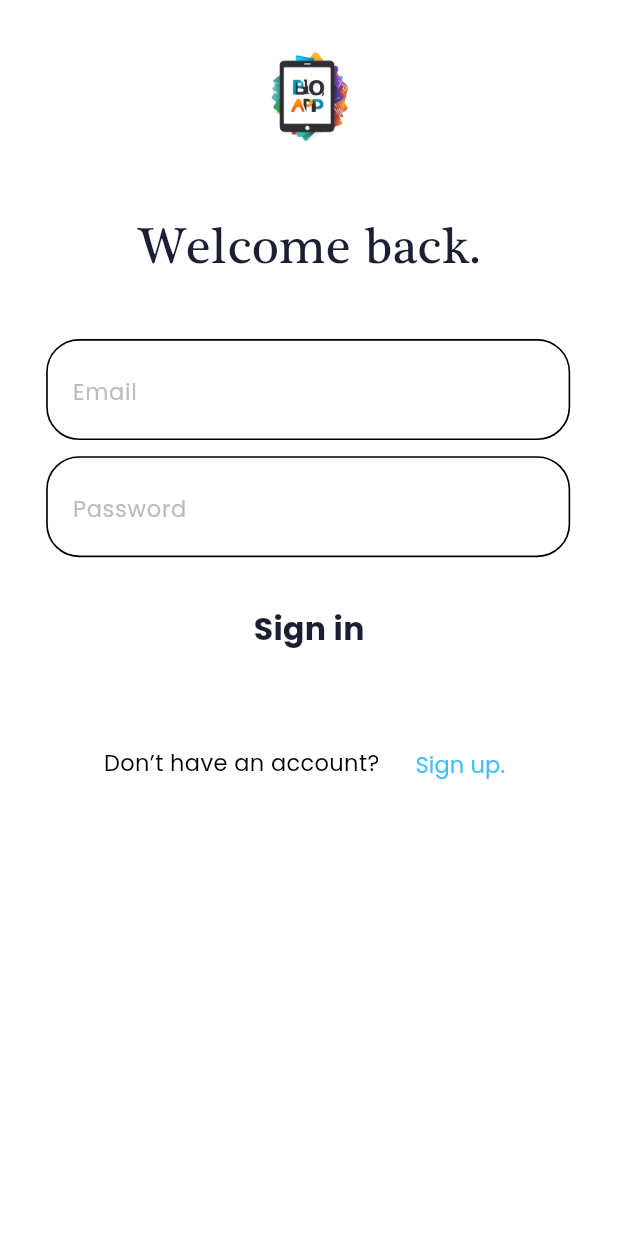
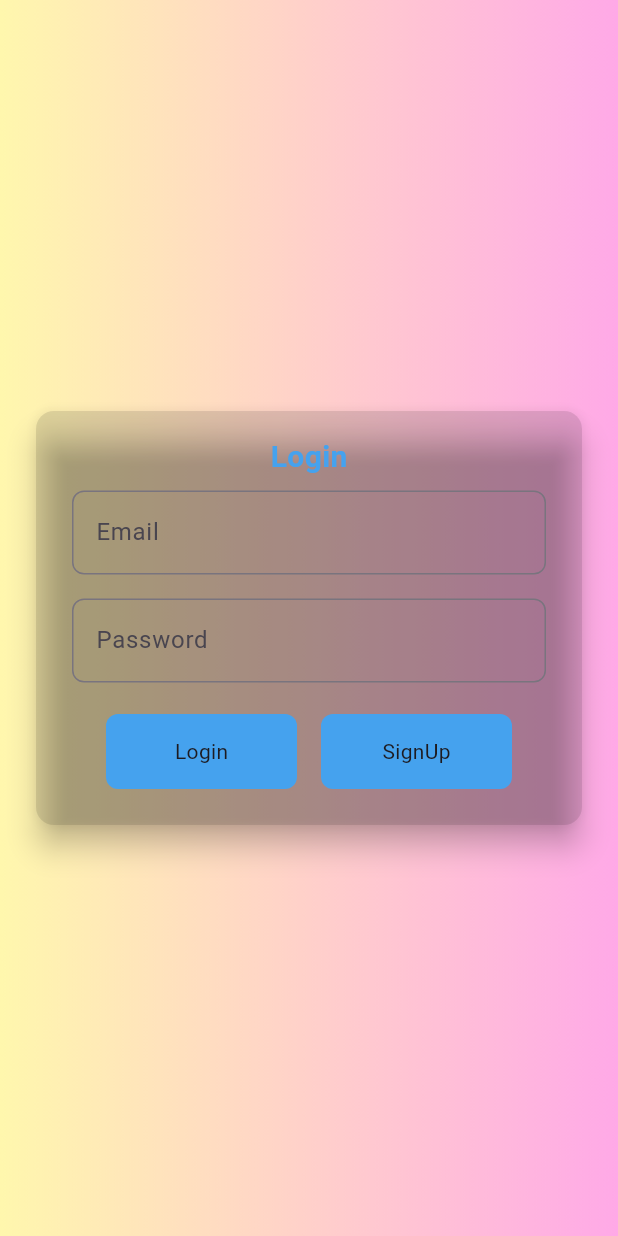
Before and after one commit to puranjan6293/bloggApp, a Flutter app: the screen it shows after launch, on a phone screen of 412 x 824 dp. Run offline on Flutter 3.47's test engine with Material 3 defaults, Android fonts, the phone set to English and light mode, and no system bars; our stand-ins replace cached_network_image, carousel_slider, cloud_firestore, firebase_auth, firebase_core, flutter_svg and 4 more; accounts and stored records are empty; statements that could not run were skipped.

Commit message:
Add Google Fonts dependency and update UI components

```diff
--- /dev/null
+++ b/lib/constants/app_text_fonts.dart
@@ -0,0 +1,35 @@
+import "package:flutter/material.dart";
+import "package:google_fonts/google_fonts.dart";
+
+class AppTextThemes {
+  static final TextStyle title = GoogleFonts.roboto(
+    fontSize: 20,
+    fontWeight: FontWeight.w500,
+    color: Colors.black,
+  );
+  static final TextStyle subtitle = GoogleFonts.roboto(
+    fontSize: 16,
+    fontWeight: FontWeight.w400,
+    color: Colors.black,
+  );
+  static final TextStyle body = GoogleFonts.roboto(
+    fontSize: 14,
+    fontWeight: FontWeight.w400,
+    color: Colors.black,
+  );
+  static final TextStyle caption = GoogleFonts.roboto(
+    fontSize: 12,
+    fontWeight: FontWeight.w400,
+    color: Colors.black,
+  );
+  static final TextStyle button = GoogleFonts.roboto(
+    fontSize: 20,
+    fontWeight: FontWeight.w500,
+    color: Colors.black,
+  );
+  static final TextStyle overline = GoogleFonts.roboto(
+    fontSize: 10,
+    fontWeight: FontWeight.w400,
+    color: Colors.black,
+  );
+}
--- a/lib/main.dart
+++ b/lib/main.dart
@@ -37,7 +37,7 @@ class MyApp extends StatelessWidget {
           if (snapshot.hasData) {
             return const HomeScreen();
           } else {
-            return const SignInScreen();
+            return const LoginPage();
           }
         },
       ),
--- a/lib/presentation/add_blog/add_blog_screen.dart
+++ b/lib/presentation/add_blog/add_blog_screen.dart
@@ -70,7 +70,7 @@ class _AddBlogScreenState extends State<AddBlogScreen> {
                 width: 80,
                 height: 43,
                 decoration: BoxDecoration(
-                  borderRadius: BorderRadius.circular(15),
+                  borderRadius: BorderRadius.circular(10),
                   color: Colors.blue.shade300,
                 ),
                 child: Center(
--- a/lib/presentation/home_screen/home_screen.dart
+++ b/lib/presentation/home_screen/home_screen.dart
@@ -180,7 +180,7 @@ class _HomeScreenState extends State<HomeScreen> {
                     Padding(
                       padding: getPadding(left: 20, top: 19),
                       child: ListView.separated(
-                        physics: const AlwaysScrollableScrollPhysics(),
+                        physics: const NeverScrollableScrollPhysics(),
                         shrinkWrap: true,
                         separatorBuilder: (context, index) {
                           return Padding(
--- a/lib/presentation/home_screen/widgets/app_sceleton.dart
+++ b/lib/presentation/home_screen/widgets/app_sceleton.dart
@@ -8,7 +8,7 @@ class MySkeletonLoadingWidget extends StatelessWidget {
   Widget build(BuildContext context) {
     return Shimmer.fromColors(
       baseColor: Colors.grey[300]!,
-      highlightColor: Colors.grey[100]!,
+      highlightColor: Colors.cyan[100]!,
       child: ListView.builder(
         itemCount: 5, // You can adjust the item count as needed
         itemBuilder: (context, index) {
--- a/lib/presentation/sign_in_screen/sign_in_screen.dart
+++ b/lib/presentation/sign_in_screen/sign_in_screen.dart
@@ -1,15 +1,25 @@
+// ignore_for_file: use_build_context_synchronously
+
 import 'package:firebase_auth/firebase_auth.dart';
 import 'package:flutter/material.dart';
-import 'package:pagefly/core/app_export.dart';
+import 'package:pagefly/presentation/home_screen/home_screen.dart';
+import 'package:pagefly/presentation/sign_in_screen/widgets/textfield_widget.dart';
+import 'package:pagefly/presentation/sign_up_screen/sign_up_screen.dart';
 
-class SignInScreen extends StatefulWidget {
-  const SignInScreen({super.key});
+import '../../core/app_export.dart';
+import 'widgets/button_widget.dart';
+
+class LoginPage extends StatefulWidget {
+  const LoginPage({super.key});
 
   @override
-  State<SignInScreen> createState() => _SignInScreenState();
+  State<LoginPage> createState() => _LoginPageState();
 }
 
-class _SignInScreenState extends State<SignInScreen> {
+class _LoginPageState extends State<LoginPage> {
+  final TextEditingController _emailcontroller = TextEditingController();
+  final TextEditingController _passwordcontroller = TextEditingController();
+  //! firebase authentication method
   final TextEditingController _emailController = TextEditingController();
   final TextEditingController _passwordController = TextEditingController();
 
@@ -23,7 +33,7 @@ class _SignInScreenState extends State<SignInScreen> {
         email: _emailController.text.trim(),
         password: _passwordController.text.trim(),
       );
-      // ignore: use_build_context_synchronously
+
       Navigator.pushNamed(context, AppRoutes.homeScreen);
     } on FirebaseAuthException catch (e) {
       if (e.code == 'user-not-found') {
@@ -45,171 +55,86 @@ class _SignInScreenState extends State<SignInScreen> {
   Widget build(BuildContext context) {
     return SafeArea(
       child: Scaffold(
-        backgroundColor: ColorConstant.whiteA700,
-        body: SingleChildScrollView(
-          child: Container(
-            width: double.maxFinite,
-            padding: getPadding(
-              left: 27,
-              top: 26,
-              right: 27,
-              bottom: 26,
-            ),
+        // backgroundColor: const Color(0xffb3c7dc),
+        body: Stack(
+          children: [
+            Image.asset("assets/backgroundd.png",
+                fit: BoxFit.cover,
+                width: double.infinity,
+                height: double.infinity),
+            Center(
+              child: Padding(
+                padding: const EdgeInsets.all(20.0),
+                child: Card(
+                  color: Colors.transparent.withOpacity(0.1),
+                  elevation: 8,
+                  child: Padding(
+                    padding: const EdgeInsets.all(16.0),
                     child: Column(
-              mainAxisAlignment: MainAxisAlignment.center,
-              // crossAxisAlignment: CrossAxisAlignment.center,
+                      mainAxisSize: MainAxisSize.min,
                       children: [
-                CustomImageView(
-                  imagePath: ImageConstant.imgMobNoBg,
-                  height: getSize(
-                    69,
-                  ),
-                  width: getSize(
-                    69,
+                        const Text(
+                          "Login",
+                          style: TextStyle(
+                            fontSize: 20,
+                            fontWeight: FontWeight.bold,
+                            color: Color.fromARGB(255, 69, 162, 238),
                           ),
                         ),
                         Padding(
-                  padding: getPadding(
-                    top: 36,
-                  ),
-                  child: Text(
-                    "Welcome back.",
-                    overflow: TextOverflow.ellipsis,
-                    textAlign: TextAlign.left,
-                    style: AppStyle.txtPlantagenetCherokee32,
+                          padding: const EdgeInsets.all(8.0),
+                          child: TextFieldWidget(
+                            controller: _emailcontroller,
+                            name: "Email",
+                            label: "Email",
                           ),
                         ),
-                Container(
-                  margin: getMargin(
-                    left: 1,
-                    top: 34,
-                    right: 2,
-                  ),
-                  padding: getPadding(
-                    left: 15,
-                    top: 8,
-                    right: 15,
-                    bottom: 8,
-                  ),
-                  decoration: AppDecoration.outlineBlack900.copyWith(
-                    borderRadius: BorderRadiusStyle.circleBorder20,
-                  ),
-                  child: TextField(
-                    controller: _emailController,
-                    decoration: InputDecoration(
-                      hintText: "Email",
-                      hintStyle: AppStyle.txtPoppinsRegular14Gray40001,
-                      border: InputBorder.none,
-                    ),
-                    style: AppStyle.txtPoppinsSemiBold16,
+                        // const SizedBox(height: 20),
+                        Padding(
+                          padding: const EdgeInsets.all(8.0),
+                          child: TextFieldWidget(
+                            controller: _passwordcontroller,
+                            name: "Password",
+                            label: "Password",
                           ),
                         ),
-                Container(
-                  margin: getMargin(
-                    left: 1,
-                    top: 10,
-                    right: 2,
-                  ),
-                  padding: getPadding(
-                    left: 15,
-                    top: 8,
-                    right: 15,
-                    bottom: 8,
-                  ),
-                  decoration: AppDecoration.outlineBlack900.copyWith(
-                    borderRadius: BorderRadiusStyle.circleBorder20,
-                  ),
-                  child: TextField(
-                    controller: _passwordController,
-                    style: AppStyle.txtPoppinsSemiBold16,
-                    cursorColor: ColorConstant.black900,
-                    decoration: InputDecoration(
-                      hintText: "Password",
-                      hintStyle: AppStyle.txtPoppinsRegular14Gray40001,
-                      border: InputBorder.none,
-                    ),
-                  ),
-                ),
-                //signin button
+                        const SizedBox(height: 5),
+                        Wrap(
+                          children: [
                             Padding(
-                  padding: getPadding(
-                    top: 20,
-                  ),
-                  child: GestureDetector(
-                    onTap: () {
+                              padding: const EdgeInsets.all(8.0),
+                              child: ButtonWidget(
+                                text: "Login",
+                                onPressed: () {
                                   signIn();
                                 },
-                    child: Container(
-                      width: getSize(
-                        315,
-                      ),
-                      height: getSize(
-                        50,
-                      ),
-                      decoration: AppDecoration.fillWhiteA700.copyWith(
-                        borderRadius: BorderRadiusStyle.circleBorder20,
-                      ),
-                      child: Center(
-                        child: Text(
-                          "Sign in",
-                          overflow: TextOverflow.ellipsis,
-                          textAlign: TextAlign.left,
-                          style: AppStyle.txtPoppinsBold20,
-                        ),
-                      ),
-                    ),
-                  ),
-                ),
-
-                Align(
-                  alignment: Alignment.centerLeft,
-                  child: Padding(
-                    padding: getPadding(
-                      left: 36,
-                      top: 36,
-                      right: 5,
-                      bottom: 5,
-                    ),
-                    child: Row(
-                      children: [
-                        Padding(
-                          padding: getPadding(
-                            bottom: 1,
-                          ),
-                          child: Text(
-                            "Don’t have an account? ",
-                            overflow: TextOverflow.ellipsis,
-                            textAlign: TextAlign.left,
-                            style: AppStyle.txtPoppinsRegular14,
                               ),
                             ),
                             Padding(
-                          padding: getPadding(
-                            left: 7,
-                            top: 1,
+                              padding: const EdgeInsets.all(8.0),
+                              child: ButtonWidget(
+                                text: "SignUp",
+                                onPressed: () {
+                                  Navigator.push(
+                                    context,
+                                    MaterialPageRoute(
+                                        builder: (context) =>
+                                            const SignUpPage()),
+                                  );
+                                },
                               ),
-                          child: TextButton(
-                            onPressed: () {
-                              Navigator.pushNamed(
-                                  context, AppRoutes.signUpScreen);
-                            },
-                            child: Text(
-                              "Sign up.",
-                              overflow: TextOverflow.ellipsis,
-                              textAlign: TextAlign.left,
-                              style: AppStyle.txtPoppinsRegular14LightblueA200,
+                            ),
+                          ],
+                        ),
+                      ],
+                    ),
+                  ),
                 ),
               ),
             ),
           ],
         ),
       ),
-                ),
-              ],
-            ),
-          ),
-        ),
-      ),
     );
   }
 }
--- /dev/null
+++ b/lib/presentation/sign_in_screen/widgets/button_widget.dart
@@ -0,0 +1,38 @@
+//button widget that take text and function
+import 'package:flutter/material.dart';
+
+import '../../../constants/app_text_fonts.dart';
+
+class ButtonWidget extends StatelessWidget {
+  final String text;
+  final VoidCallback onPressed;
+  const ButtonWidget({
+    super.key,
+    required this.text,
+    required this.onPressed,
+  });
+
+  @override
+  Widget build(BuildContext context) {
+    return InkWell(
+      onTap: onPressed,
+      child: Container(
+        width: (MediaQuery.of(context).size.width / 3) - 10,
+        height: 50,
+        decoration: const BoxDecoration(
+          // color: Color.fromARGB(255, 75, 219, 161),
+          color: Color.fromARGB(255, 69, 162, 238),
+          borderRadius: BorderRadius.all(
+            Radius.circular(8),
+          ),
+        ),
+        child: Center(
+          child: Text(
+            text,
+            style: AppTextThemes.button,
+          ),
+        ),
+      ),
+    );
+  }
+}
--- /dev/null
+++ b/lib/presentation/sign_in_screen/widgets/textfield_widget.dart
@@ -0,0 +1,39 @@
+//text field widget
+import 'package:flutter/material.dart';
+
+import '../../../constants/app_text_fonts.dart';
+
+class TextFieldWidget extends StatelessWidget {
+  final TextEditingController controller;
+  final String name;
+  final String label;
+
+  const TextFieldWidget({
+    super.key,
+    required this.controller,
+    required this.name,
+    required this.label,
+  });
+
+  @override
+  Widget build(BuildContext context) {
+    return TextField(
+      controller: controller,
+      decoration: InputDecoration(
+        hintText: name,
+        labelText: label,
+        floatingLabelStyle: const TextStyle(
+          color: Color.fromARGB(255, 69, 162, 238),
+        ),
+        labelStyle: AppTextThemes.caption,
+        hintStyle: AppTextThemes.caption,
+        border: OutlineInputBorder(
+          borderSide: const BorderSide(
+            color: Color.fromARGB(255, 69, 162, 238),
+          ),
+          borderRadius: BorderRadius.circular(8),
+        ),
+      ),
+    );
+  }
+}
--- a/lib/routes/app_routes.dart
+++ b/lib/routes/app_routes.dart
@@ -1,7 +1,5 @@
 import 'package:flutter/material.dart';
 import 'package:pagefly/presentation/home_screen/home_screen.dart';
-import 'package:pagefly/presentation/sign_in_screen/sign_in_screen.dart';
-import 'package:pagefly/presentation/sign_up_screen/sign_up_screen.dart';
 
 import 'package:pagefly/presentation/search_topics_screen/search_topics_screen.dart';
 
@@ -32,8 +30,6 @@ class AppRoutes {
 
   static Map<String, WidgetBuilder> routes = {
     homeScreen: (context) => const HomeScreen(),
-    signInScreen: (context) => const SignInScreen(),
-    signUpScreen: (context) => const SignUpScreen(),
     searchTopicsScreen: (context) => SearchTopicsScreen(),
     exploreScreen: (context) => const ExploreScreen(),
     termsAndConditionsScreen: (context) => const TermsAndConditionsScreen(),
--- a/pubspec.yaml
+++ b/pubspec.yaml
@@ -46,6 +46,7 @@ dependencies:
   shared_preferences: ^2.2.2
   rename_app: ^1.3.1
   shimmer: ^3.0.0
+  google_fonts: ^6.1.0
 
 dev_dependencies:
   flutter_test:
```
Also changed, not shown: lib/constants/app_colors.dart (added, +19 -0 lines), lib/presentation/sign_up_screen/sign_up_screen.dart (+68 -147 lines), assets/background.png (added), assets/backgroundd.png (added), firebase.json (added), pubspec.lock, 3 other files. Lines whose indentation alone changed are shown as unchanged.
